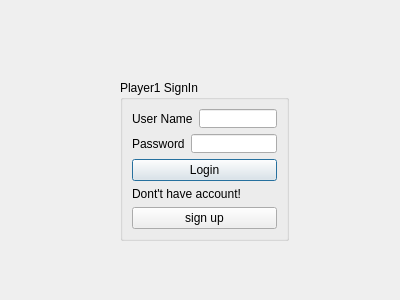
Old version of the form tictactoev/signin.ui in the repository Jolinejo/Advanced-Tic-Tac-Toe.
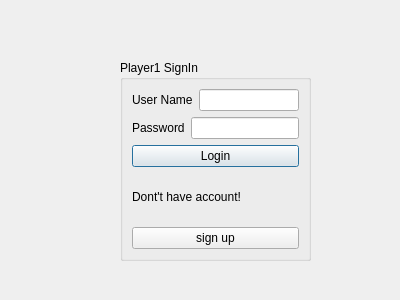
New version of the form.

```diff
--- a/tictactoev/signin.ui
+++ b/tictactoev/signin.ui
@@ -17,9 +17,9 @@
    <property name="geometry">
     <rect>
      <x>120</x>
-     <y>80</y>
-     <width>169</width>
-     <height>161</height>
+     <y>60</y>
+     <width>191</width>
+     <height>201</height>
     </rect>
    </property>
    <property name="title">
```
